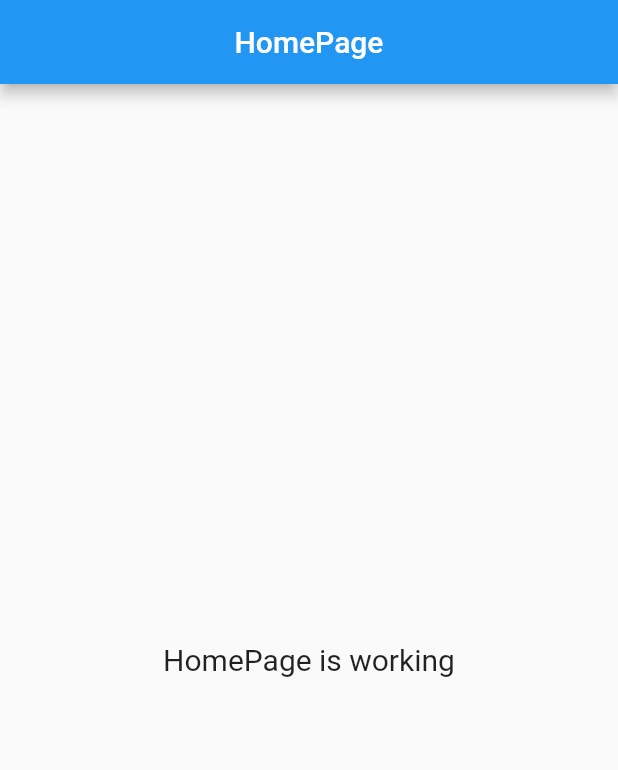
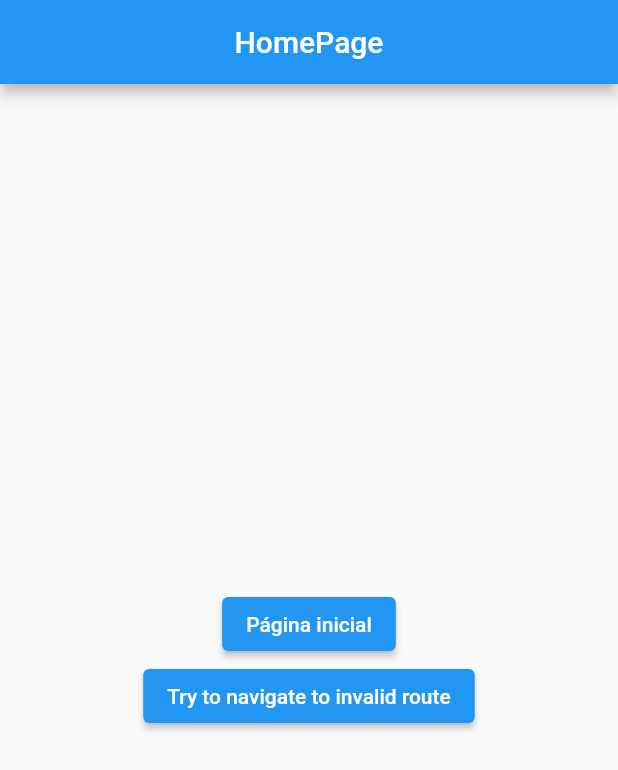
Before and after one commit to ricardoemerson/getx_named_routes, a Flutter app: the screen it shows after launch, on a phone screen of 412 x 824 dp. Shown: the top 770 px of the screen. Run offline on Flutter 3.47's test engine with Material 2 defaults, Android fonts, the phone set to English and light mode, and no system bars; our stand-ins replace get.

Commit message:
Setup navigation for redirect to PageNotFound when try access invalid route.

```diff
--- a/lib/main.dart
+++ b/lib/main.dart
@@ -2,6 +2,8 @@ import 'package:flutter/material.dart';
 import 'package:get/get.dart';
 
 import 'pages/home/home_page.dart';
+import 'pages/page_not_found/page_not_found_page.dart';
+import 'pages/start/start_page.dart';
 
 void main() {
   runApp(const MyApp());
@@ -19,7 +21,9 @@ class MyApp extends StatelessWidget {
       initialRoute: '/home',
       getPages: [
         GetPage(name: '/home', page: HomePage.new),
+        GetPage(name: '/start', page: StartPage.new),
       ],
+      unknownRoute: GetPage(name: '/404', page: PageNotFoundPage.new),
     );
   }
 }
--- a/lib/pages/home/home_page.dart
+++ b/lib/pages/home/home_page.dart
@@ -1,4 +1,5 @@
 import 'package:flutter/material.dart';
+import 'package:get/get.dart';
 
 class HomePage extends StatelessWidget {
   const HomePage({Key? key}) : super(key: key);
@@ -10,10 +11,23 @@ class HomePage extends StatelessWidget {
         title: const Text('HomePage'),
         centerTitle: true,
       ),
-      body: const Center(
-        child: Text(
-          'HomePage is working',
-          style: TextStyle(fontSize: 20),
+      body: Center(
+        child: Column(
+          mainAxisAlignment: MainAxisAlignment.center,
+          children: [
+            ElevatedButton(
+              onPressed: () {
+                Get.toNamed('/start');
+              },
+              child: const Text('Página inicial'),
+            ),
+            ElevatedButton(
+              onPressed: () {
+                Get.toNamed('/invalid-route');
+              },
+              child: const Text('Try to navigate to invalid route'),
+            ),
+          ],
         ),
       ),
     );
```
Also changed, not shown: lib/pages/page_not_found/page_not_found_page.dart (added, +21 -0 lines), lib/pages/start/start_page.dart (added, +21 -0 lines).
